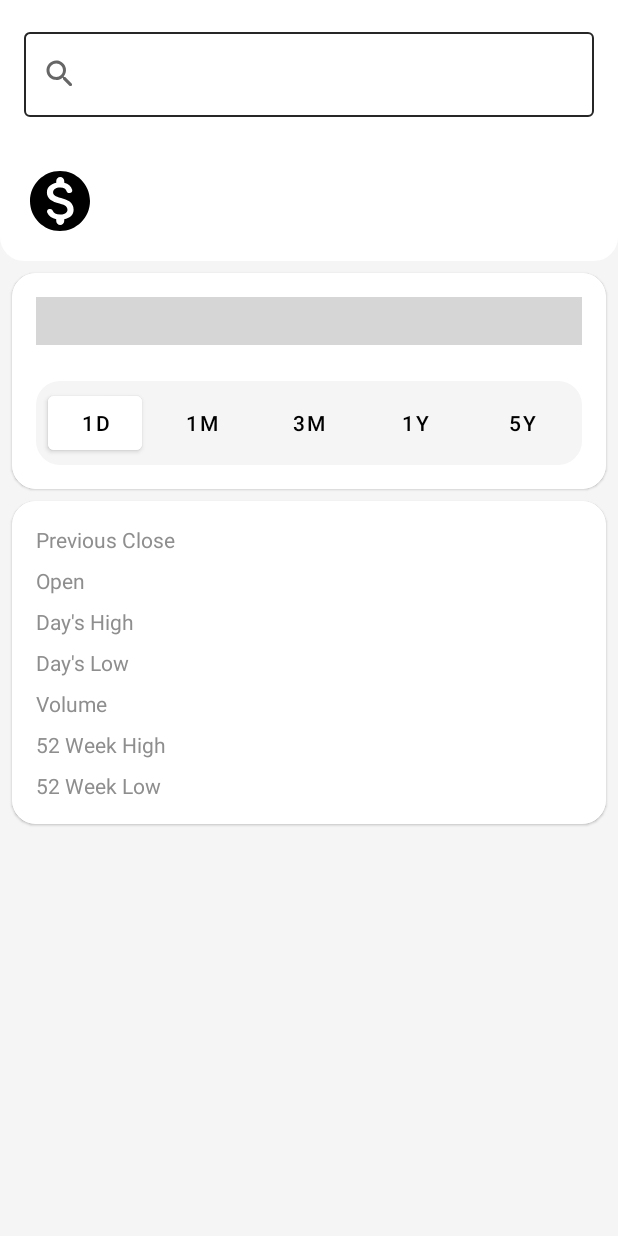
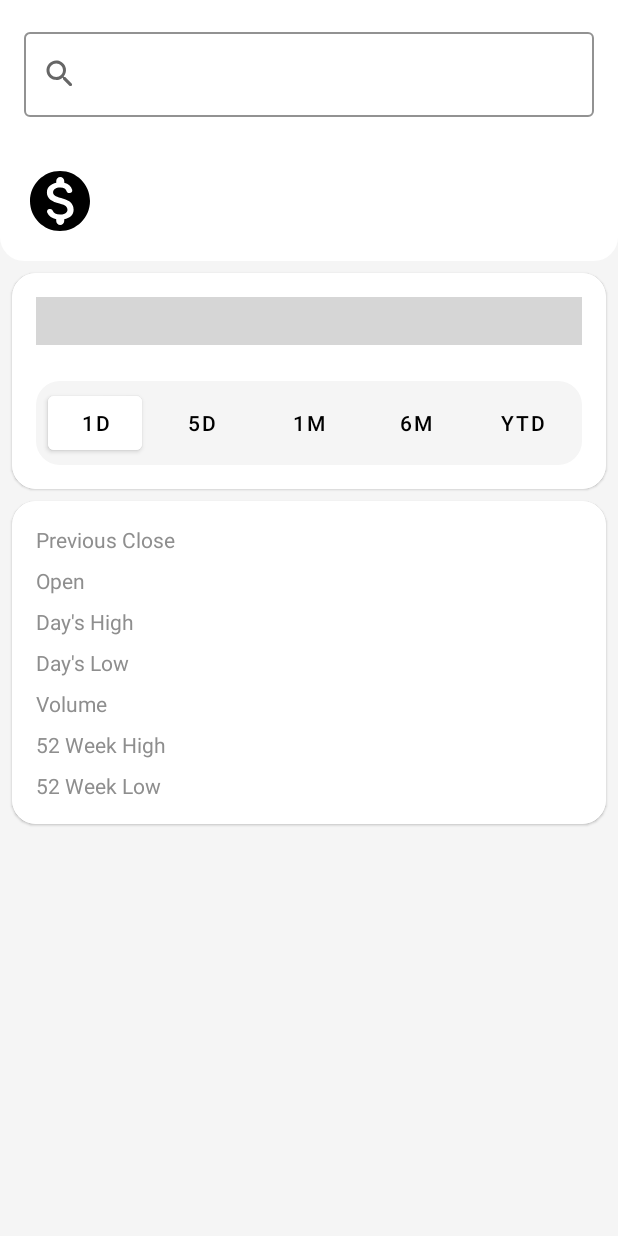
Before and after one commit to Riftar/stock-market, an Android app: the screen it shows after launch (StockChartActivity), on a phone screen of 412 x 824 dp. Run offline under Robolectric (Android 15) with nearby library versions, the phone set to English and light mode, and no system bars; our stand-ins replace Room's generated code; libraries missing offline, so code that uses them is left out: com.github.mikephil.charting; plain views replace LineChart; grey boxes are pictures that could not be loaded.

Commit message:
feat: fix themes, add bottomsheet UI

```diff
--- a/app/src/main/res/values-night/themes.xml
+++ b/app/src/main/res/values-night/themes.xml
@@ -1,16 +1,17 @@
-<resources xmlns:tools="http://schemas.android.com/tools">
+<resources>
     <!-- Base application theme. -->
     <style name="Theme.StockMarket" parent="Theme.MaterialComponents.DayNight.NoActionBar">
         <!-- Primary brand color. -->
-        <item name="colorPrimary">@color/purple_200</item>
-        <item name="colorPrimaryVariant">@color/purple_700</item>
-        <item name="colorOnPrimary">@color/black</item>
+        <item name="colorPrimary">@color/background_solid</item>
+        <item name="colorPrimaryVariant">@color/background_gray</item>
+        <item name="colorOnPrimary">@color/text_color_primary</item>
         <!-- Secondary brand color. -->
-        <item name="colorSecondary">@color/teal_200</item>
-        <item name="colorSecondaryVariant">@color/teal_200</item>
-        <item name="colorOnSecondary">@color/black</item>
+        <item name="colorSecondary">@color/background_invert_gray</item>
+        <item name="colorSecondaryVariant">@color/background_invert_gray</item>
+        <item name="colorOnSecondary">@color/text_color_gray</item>
         <!-- Status bar color. -->
-        <item name="android:statusBarColor">?attr/colorPrimaryVariant</item>
+        <item name="android:statusBarColor">@color/background_solid</item>
+        <item name="android:windowLightStatusBar">false</item>
         <!-- Customize your theme here. -->
     </style>
 </resources>
--- a/app/src/main/res/values/themes.xml
+++ b/app/src/main/res/values/themes.xml
@@ -1,16 +1,17 @@
-<resources xmlns:tools="http://schemas.android.com/tools">
+<resources>
     <!-- Base application theme. -->
     <style name="Theme.StockMarket" parent="Theme.MaterialComponents.DayNight.NoActionBar">
         <!-- Primary brand color. -->
-        <item name="colorPrimary">@color/purple_500</item>
-        <item name="colorPrimaryVariant">@color/purple_700</item>
-        <item name="colorOnPrimary">@color/white</item>
+        <item name="colorPrimary">@color/background_solid</item>
+        <item name="colorPrimaryVariant">@color/background_gray</item>
+        <item name="colorOnPrimary">@color/text_color_primary</item>
         <!-- Secondary brand color. -->
-        <item name="colorSecondary">@color/teal_200</item>
-        <item name="colorSecondaryVariant">@color/teal_700</item>
-        <item name="colorOnSecondary">@color/black</item>
+        <item name="colorSecondary">@color/background_invert_gray</item>
+        <item name="colorSecondaryVariant">@color/background_invert_gray</item>
+        <item name="colorOnSecondary">@color/text_color_gray</item>
         <!-- Status bar color. -->
-        <item name="android:statusBarColor">?attr/colorPrimaryVariant</item>
+        <item name="android:statusBarColor">@color/background_solid</item>
+        <item name="android:windowLightStatusBar">true</item>
         <!-- Customize your theme here. -->
     </style>
 </resources>
--- /dev/null
+++ b/core/common/src/main/res/drawable/ic_back.xml
@@ -0,0 +1,5 @@
+<vector xmlns:android="http://schemas.android.com/apk/res/android" android:height="24dp" android:tint="#000000" android:viewportHeight="24" android:viewportWidth="24" android:width="24dp">
+
+    <path android:fillColor="@android:color/white" android:pathData="M16.88,2.88L16.88,2.88c-0.49,-0.49 -1.28,-0.49 -1.77,0l-8.41,8.41c-0.39,0.39 -0.39,1.02 0,1.41l8.41,8.41c0.49,0.49 1.28,0.49 1.77,0l0,0c0.49,-0.49 0.49,-1.28 0,-1.77L9.54,12l7.35,-7.35C17.37,4.16 17.37,3.37 16.88,2.88z"/>
+
+</vector>
--- a/core/common/src/main/res/values-night/colors.xml
+++ b/core/common/src/main/res/values-night/colors.xml
@@ -5,7 +5,7 @@
     <color name="yellow">#f0bf61</color>
     <color name="text_color_primary">#FFFFFFFF</color>
     <color name="background_solid">#FF000000</color>
-    <color name="background_grey">#262626</color>
+    <color name="background_gray">#262626</color>
     <color name="background_invert_gray">#F5F5F5</color>
     <color name="text_color_gray">#898989</color>
     <color name="transparent">#00000000</color>
--- a/core/common/src/main/res/values/colors.xml
+++ b/core/common/src/main/res/values/colors.xml
@@ -5,7 +5,7 @@
     <color name="yellow">#f0bf61</color>
     <color name="text_color_primary">#FF000000</color>
     <color name="background_solid">#FFFFFFFF</color>
-    <color name="background_grey">#F5F5F5</color>
+    <color name="background_gray">#F5F5F5</color>
     <color name="background_invert_gray">#262626</color>
     <color name="text_color_gray">#8e8e8e</color>
     <color name="transparent">#00000000</color>
--- a/features/stockchart/src/main/res/drawable/bg_button_period.xml
+++ b/features/stockchart/src/main/res/drawable/bg_button_period.xml
@@ -7,5 +7,5 @@
         android:topRightRadius="16dp"
         android:bottomLeftRadius="16dp"
         android:bottomRightRadius="16dp" />
-    <solid android:color="@color/background_grey" />
+    <solid android:color="@color/background_gray" />
 </shape>
--- a/features/stockchart/src/main/res/layout/activity_stock_chart.xml
+++ b/features/stockchart/src/main/res/layout/activity_stock_chart.xml
@@ -5,7 +5,7 @@
     android:id="@+id/main"
     android:layout_width="match_parent"
     android:layout_height="match_parent"
-    android:background="@color/background_grey"
+    android:background="@color/background_gray"
     android:orientation="vertical"
     tools:context=".StockChartActivity">
 
@@ -16,17 +16,16 @@
         android:orientation="horizontal">
 
         <com.google.android.material.textfield.TextInputLayout
-            android:id="@+id/dialogSearchIlSearch"
+            android:id="@+id/IlSearch"
             style="@style/TextInputLayout.OutlinedBox">
 
             <com.google.android.material.textfield.TextInputEditText
-                android:id="@+id/dialogLocationEtSearch"
+                android:id="@+id/etSearch"
                 android:layout_width="match_parent"
                 android:layout_height="wrap_content"
-                android:ellipsize="end"
-                android:imeOptions="actionSearch"
-                android:inputType="text"
-                android:maxLines="1" />
+                android:cursorVisible="false"
+                android:focusable="false"
+                android:inputType="none" />
         </com.google.android.material.textfield.TextInputLayout>
     </LinearLayout>
 
@@ -139,22 +138,22 @@
                         <com.google.android.material.button.MaterialButton
                             style="@style/Button.Period.NotSelected"
                             android:layout_marginHorizontal="4dp"
+                            android:text="5D" />
+
+                        <com.google.android.material.button.MaterialButton
+                            style="@style/Button.Period.NotSelected"
+                            android:layout_marginHorizontal="4dp"
                             android:text="1M" />
 
                         <com.google.android.material.button.MaterialButton
                             style="@style/Button.Period.NotSelected"
                             android:layout_marginHorizontal="4dp"
-                            android:text="3M" />
+                            android:text="6M" />
 
                         <com.google.android.material.button.MaterialButton
                             style="@style/Button.Period.NotSelected"
                             android:layout_marginHorizontal="4dp"
-                            android:text="1Y" />
-
-                        <com.google.android.material.button.MaterialButton
-                            style="@style/Button.Period.NotSelected"
-                            android:layout_marginHorizontal="4dp"
-                            android:text="5Y" />
+                            android:text="YTD" />
                     </LinearLayout>
                 </LinearLayout>
             </com.google.android.material.card.MaterialCardView>
```
Also changed, not shown: features/stockchart/src/main/java/com/riftar/stockchart/StockChartActivity.kt (+11 -0 lines), features/stockchart/src/main/java/com/riftar/stockchart/search/SearchStockBottomSheet.kt (added, +119 -0 lines), features/stockchart/src/main/res/layout/layout_search_bottom_sheet.xml (added, +88 -0 lines), 1 other file.
